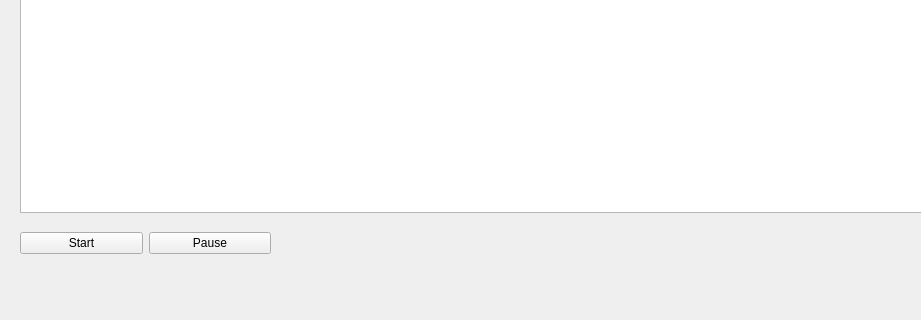
MariaUdeA/Lab6, file Lab6/mainwindow.ui: the form before one commit; both pictures show x 0 to 921 and y 347 to 667 of the 1145 by 667 pixel window.
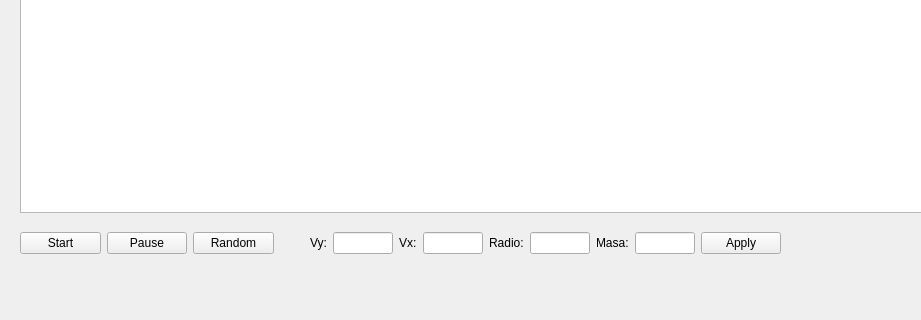
The form after the commit.

Commit message: agrego botones, funciones que medio funcionan, como random

The edit to the form file:
```diff
--- a/Lab6/mainwindow.ui
+++ b/Lab6/mainwindow.ui
@@ -29,7 +29,7 @@
      <rect>
       <x>20</x>
       <y>550</y>
-      <width>251</width>
+      <width>254</width>
       <height>80</height>
      </rect>
     </property>
@@ -45,6 +45,72 @@
       <widget class="QPushButton" name="Pause">
        <property name="text">
         <string>Pause</string>
+       </property>
+      </widget>
+     </item>
+     <item>
+      <widget class="QPushButton" name="Random">
+       <property name="text">
+        <string>Random</string>
+       </property>
+      </widget>
+     </item>
+    </layout>
+   </widget>
+   <widget class="QWidget" name="horizontalLayoutWidget_2">
+    <property name="geometry">
+     <rect>
+      <x>310</x>
+      <y>550</y>
+      <width>471</width>
+      <height>80</height>
+     </rect>
+    </property>
+    <layout class="QHBoxLayout" name="horizontalLayout_2">
+     <item>
+      <widget class="QLabel" name="label">
+       <property name="text">
+        <string>Vy:</string>
+       </property>
+      </widget>
+     </item>
+     <item>
+      <widget class="QLineEdit" name="lineEdit"/>
+     </item>
+     <item>
+      <widget class="QLabel" name="label_2">
+       <property name="text">
+        <string>Vx:</string>
+       </property>
+      </widget>
+     </item>
+     <item>
+      <widget class="QLineEdit" name="lineEdit_2"/>
+     </item>
+     <item>
+      <widget class="QLabel" name="label_3">
+       <property name="text">
+        <string>Radio:</string>
+       </property>
+      </widget>
+     </item>
+     <item>
+      <widget class="QLineEdit" name="lineEdit_3"/>
+     </item>
+     <item>
+      <widget class="QLabel" name="label_4">
+       <property name="text">
+        <string>Masa:</string>
+       </property>
+      </widget>
+     </item>
+     <item>
+      <widget class="QLineEdit" name="lineEdit_4"/>
+     </item>
+     <item>
+      <widget class="QPushButton" name="Apply">
+       <property name="text">
+        <string>Apply</string>
        </property>
       </widget>
      </item>
```
The commit also changes 15 other files.
